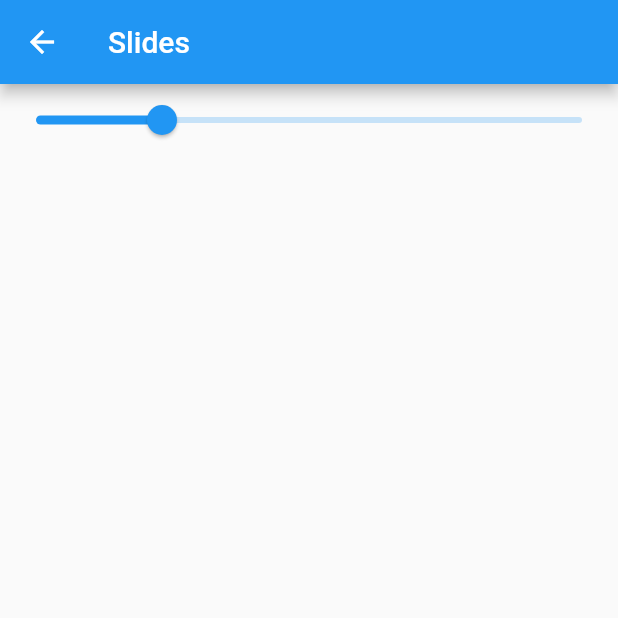
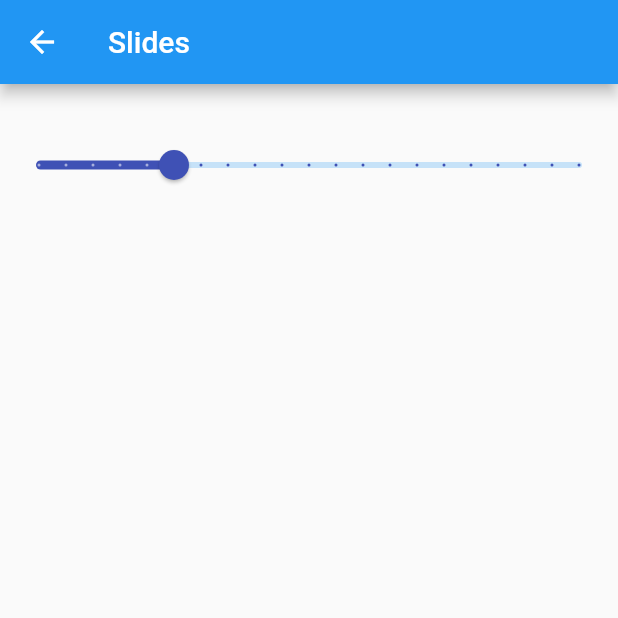
Before and after one commit to Marisabel-Condori/ejemplos-de-witgets-basics, a Flutter app: the SlidesPage screen opened by its route, on a phone screen of 412 x 824 dp, the top half of it. Run offline on Flutter 3.47's test engine with Material 2 defaults, Android fonts, the phone set to English and light mode, and no system bars.

Commit message:
personalizando slides

```diff
--- a/lib/pages/slides_page.dart
+++ b/lib/pages/slides_page.dart
@@ -15,6 +15,7 @@ class _SlidesPageState extends State<SlidesPage> {
     return Scaffold(
       appBar: AppBar(title: Text('Slides'),),
       body: Container(
+        padding: EdgeInsets.only(top: 30.0),
         child: Column(
           children: <Widget>[
             _crearSlider(),
@@ -26,6 +27,9 @@ class _SlidesPageState extends State<SlidesPage> {
 
   Widget _crearSlider() {
     return Slider(
+      activeColor: Colors.indigo,
+      label: 'tamaño imagen',
+      divisions: 20,
       value: _valorSlide,
       min: 10.0,
       max: 400.0,
```
